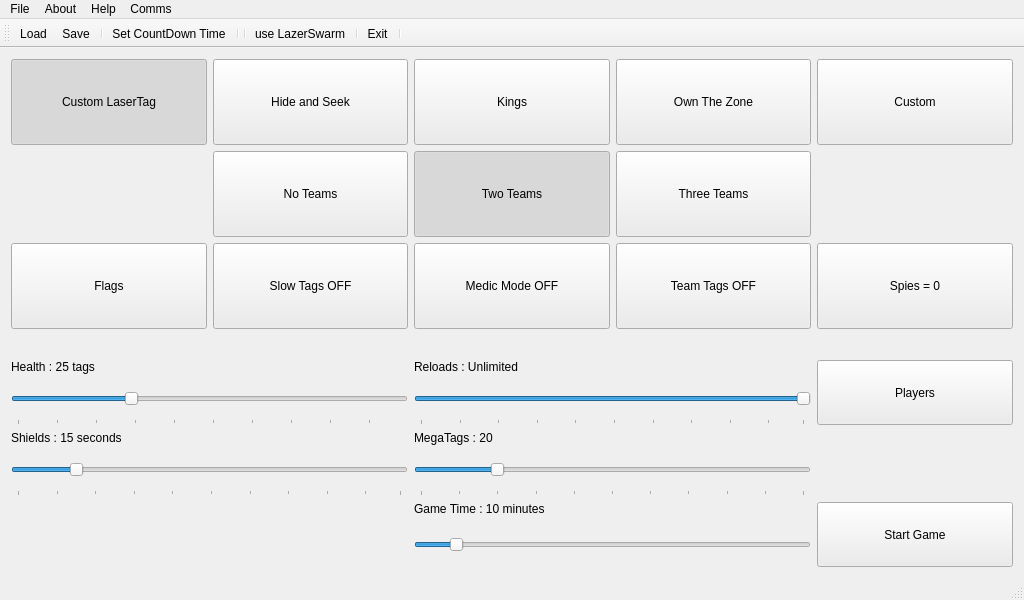
Above: LttoMainWindow.ui from rmick/Combobulator before the change. Below: the same form after it.
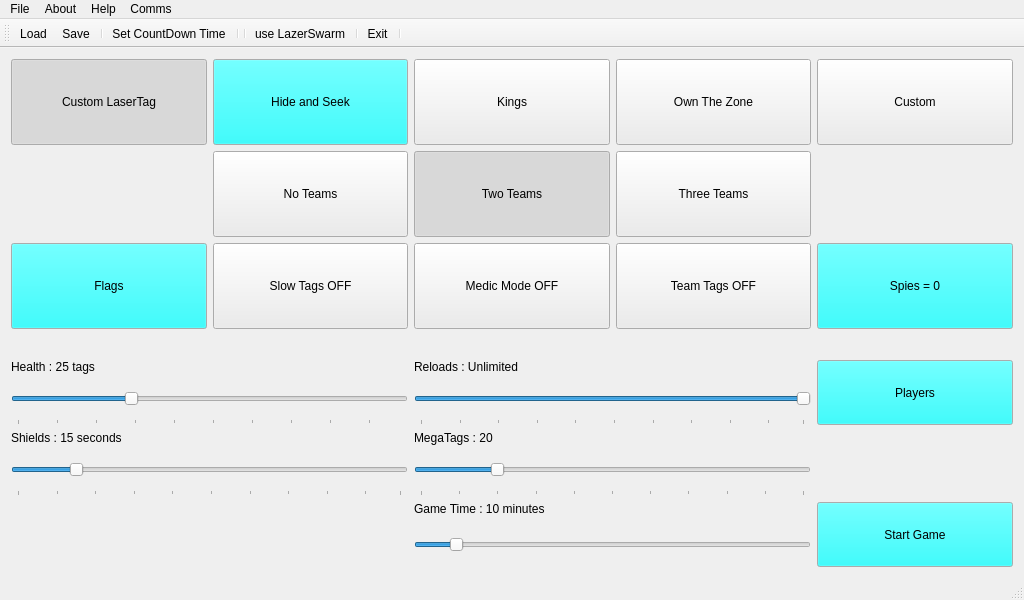
That is the form after the change.

Diff of the .ui file:
```diff
--- a/LttoMainWindow.ui
+++ b/LttoMainWindow.ui
@@ -10,46 +10,15 @@
     <height>600</height>
    </rect>
   </property>
-  <property name="palette">
-   <palette>
-    <active>
-     <colorrole role="Button">
-      <brush brushstyle="SolidPattern">
-       <color alpha="255">
-        <red>255</red>
-        <green>0</green>
-        <blue>255</blue>
-       </color>
-      </brush>
-     </colorrole>
-    </active>
-    <inactive>
-     <colorrole role="Button">
-      <brush brushstyle="SolidPattern">
-       <color alpha="255">
-        <red>236</red>
-        <green>236</green>
-        <blue>236</blue>
-       </color>
-      </brush>
-     </colorrole>
-    </inactive>
-    <disabled>
-     <colorrole role="Button">
-      <brush brushstyle="SolidPattern">
-       <color alpha="255">
-        <red>236</red>
-        <green>236</green>
-        <blue>236</blue>
-       </color>
-      </brush>
-     </colorrole>
-    </disabled>
-   </palette>
-  </property>
   <property name="windowTitle">
    <string>LaserTag Combobulator</string>
   </property>
+  <property name="toolButtonStyle">
+   <enum>Qt::ToolButtonTextOnly</enum>
+  </property>
+  <property name="tabShape">
+   <enum>QTabWidget::Triangular</enum>
+  </property>
   <widget class="QWidget" name="centralWidget">
    <layout class="QGridLayout" name="gridLayout">
     <item row="0" column="6">
@@ -192,9 +161,9 @@
          <colorrole role="Button">
           <brush brushstyle="SolidPattern">
            <color alpha="255">
-            <red>236</red>
-            <green>236</green>
-            <blue>236</blue>
+            <red>0</red>
+            <green>255</green>
+            <blue>255</blue>
            </color>
           </brush>
          </colorrole>
@@ -203,9 +172,9 @@
          <colorrole role="Button">
           <brush brushstyle="SolidPattern">
            <color alpha="255">
-            <red>236</red>
-            <green>236</green>
-            <blue>236</blue>
+            <red>0</red>
+            <green>255</green>
+            <blue>255</blue>
            </color>
           </brush>
          </colorrole>
@@ -234,6 +203,43 @@
         <verstretch>0</verstretch>
        </sizepolicy>
       </property>
+      <property name="palette">
+       <palette>
+        <active>
+         <colorrole role="Button">
+          <brush brushstyle="SolidPattern">
+           <color alpha="255">
+            <red>0</red>
+            <green>255</green>
+            <blue>255</blue>
+           </color>
+          </brush>
+         </colorrole>
+        </active>
+        <inactive>
+         <colorrole role="Button">
+          <brush brushstyle="SolidPattern">
+           <color alpha="255">
+            <red>0</red>
+            <green>255</green>
+            <blue>255</blue>
+           </color>
+          </brush>
+         </colorrole>
+        </inactive>
+        <disabled>
+         <colorrole role="Button">
+          <brush brushstyle="SolidPattern">
+           <color alpha="255">
+            <red>0</red>
+            <green>255</green>
+            <blue>255</blue>
+           </color>
+          </brush>
+         </colorrole>
+        </disabled>
+       </palette>
+      </property>
       <property name="text">
        <string>Players</string>
       </property>
@@ -627,6 +633,43 @@
         <verstretch>0</verstretch>
        </sizepolicy>
       </property>
+      <property name="palette">
+       <palette>
+        <active>
+         <colorrole role="Button">
+          <brush brushstyle="SolidPattern">
+           <color alpha="255">
+            <red>0</red>
+            <green>255</green>
+            <blue>255</blue>
+           </color>
+          </brush>
+         </colorrole>
+        </active>
+        <inactive>
+         <colorrole role="Button">
+          <brush brushstyle="SolidPattern">
+           <color alpha="255">
+            <red>0</red>
+            <green>255</green>
+            <blue>255</blue>
+           </color>
+          </brush>
+         </colorrole>
+        </inactive>
+        <disabled>
+         <colorrole role="Button">
+          <brush brushstyle="SolidPattern">
+           <color alpha="255">
+            <red>0</red>
+            <green>255</green>
+            <blue>255</blue>
+           </color>
+          </brush>
+         </colorrole>
+        </disabled>
+       </palette>
+      </property>
       <property name="text">
        <string>Flags</string>
       </property>
@@ -846,6 +889,43 @@
         <verstretch>0</verstretch>
        </sizepolicy>
       </property>
+      <property name="palette">
+       <palette>
+        <active>
+         <colorrole role="Button">
+          <brush brushstyle="SolidPattern">
+           <color alpha="255">
+            <red>0</red>
+            <green>255</green>
+            <blue>255</blue>
+           </color>
+          </brush>
+         </colorrole>
+        </active>
+        <inactive>
+         <colorrole role="Button">
+          <brush brushstyle="SolidPattern">
+           <color alpha="255">
+            <red>0</red>
+            <green>255</green>
+            <blue>255</blue>
+           </color>
+          </brush>
+         </colorrole>
+        </inactive>
+        <disabled>
+         <colorrole role="Button">
+          <brush brushstyle="SolidPattern">
+           <color alpha="255">
+            <red>0</red>
+            <green>255</green>
+            <blue>255</blue>
+           </color>
+          </brush>
+         </colorrole>
+        </disabled>
+       </palette>
+      </property>
       <property name="text">
        <string>Spies = 0</string>
       </property>
@@ -1006,6 +1086,43 @@
         <verstretch>0</verstretch>
        </sizepolicy>
       </property>
+      <property name="palette">
+       <palette>
+        <active>
+         <colorrole role="Button">
+          <brush brushstyle="SolidPattern">
+           <color alpha="255">
+            <red>0</red>
+            <green>255</green>
+            <blue>255</blue>
+           </color>
+          </brush>
+         </colorrole>
+        </active>
+        <inactive>
+         <colorrole role="Button">
+          <brush brushstyle="SolidPattern">
+           <color alpha="255">
+            <red>0</red>
+            <green>255</green>
+            <blue>255</blue>
+           </color>
+          </brush>
+         </colorrole>
+        </inactive>
+        <disabled>
+         <colorrole role="Button">
+          <brush brushstyle="SolidPattern">
+           <color alpha="255">
+            <red>154</red>
+            <green>203</green>
+            <blue>207</blue>
+           </color>
+          </brush>
+         </colorrole>
+        </disabled>
+       </palette>
+      </property>
       <property name="text">
        <string>Start Game</string>
       </property>
```
